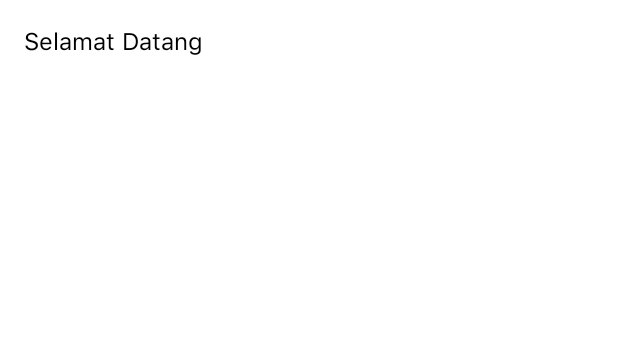
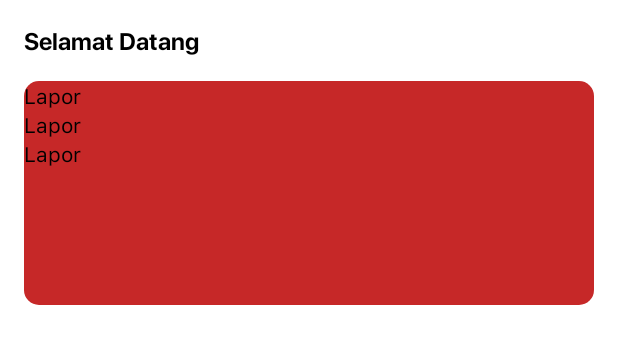
Before and after one commit to Bangkit-Academy-B21-CAP0237/MADANI, an Android app: the layout activity_main.xml on its own in the app's theme, with its tools: preview values and no code run, on a phone screen of 412 x 824 dp. Shown: the top 344 px of the screen. Run offline under Robolectric (Android 15) with nearby library versions, the phone set to English and light mode, and no system bars.

Commit message:
Regroup Package

```diff
--- a/app/src/main/AndroidManifest.xml
+++ b/app/src/main/AndroidManifest.xml
@@ -9,7 +9,7 @@
         android:roundIcon="@mipmap/ic_launcher_round"
         android:supportsRtl="true"
         android:theme="@style/Theme.MyApplication">
-        <activity android:name=".MainActivity">
+        <activity android:name=".home.MainActivity">
             <intent-filter>
                 <action android:name="android.intent.action.MAIN" />
 
--- a/app/src/main/java/com/b21cap0237/capstone/MainActivity.kt
+++ b/app/src/main/java/com/b21cap0237/capstone/home/MainActivity.kt
@@ -1,7 +1,8 @@
-package com.b21cap0237.capstone
+package com.b21cap0237.capstone.home
 
 import androidx.appcompat.app.AppCompatActivity
 import android.os.Bundle
+import com.b21cap0237.capstone.R
 
 class MainActivity : AppCompatActivity() {
     override fun onCreate(savedInstanceState: Bundle?) {
--- a/app/src/main/res/drawable/bg_btn.xml
+++ b/app/src/main/res/drawable/bg_btn.xml
@@ -1,5 +1,5 @@
 <?xml version="1.0" encoding="UTF-8"?>
 <shape xmlns:android="http://schemas.android.com/apk/res/android" android:id="@+id/listview_background_shape">
     <corners android:radius="10dp" />
-    <solid android:color="@color/red_dark" />
+    <solid android:color="@color/red_primary" />
 </shape>
--- a/app/src/main/res/drawable/bg_btn_nexr.xml
+++ b/app/src/main/res/drawable/bg_btn_next.xml
@@ -1,5 +1,5 @@
 <?xml version="1.0" encoding="UTF-8"?>
 <shape xmlns:android="http://schemas.android.com/apk/res/android" android:id="@+id/listview_background_shape">
     <corners android:radius="35dp" />
-    <solid android:color="@color/red_dark" />
+    <solid android:color="@color/red_primary" />
 </shape>
--- a/app/src/main/res/layout/activity_main.xml
+++ b/app/src/main/res/layout/activity_main.xml
@@ -4,19 +4,18 @@
     xmlns:tools="http://schemas.android.com/tools"
     android:layout_width="match_parent"
     android:layout_height="match_parent"
-    tools:context=".MainActivity">
+    tools:context=".home.MainActivity">
 <androidx.constraintlayout.widget.ConstraintLayout
     android:layout_width="match_parent"
     android:layout_height="match_parent"
     android:layout_marginRight="@dimen/m_16"
     android:layout_marginTop="@dimen/m_16"
     android:layout_marginLeft="@dimen/m_16">
-
     <TextView
         android:id="@+id/welcome"
         android:layout_width="match_parent"
         android:layout_height="wrap_content"
-        android:fontFamily="@font/sfpro_reguler"
+        android:fontFamily="@font/sfpro_bold"
         android:text="@string/selamat_datang"
         android:textColor="@color/black"
         android:textSize="@dimen/f_16"
@@ -24,6 +23,19 @@
         app:layout_constraintHorizontal_bias="0.0"
         app:layout_constraintStart_toStartOf="parent"
         app:layout_constraintTop_toTopOf="parent" />
+
+    <androidx.recyclerview.widget.RecyclerView
+        android:id="@+id/rv_menu"
+        android:layout_marginTop="@dimen/m_16"
+        android:layout_width="match_parent"
+        android:layout_height="149dp"
+        app:layout_constraintEnd_toEndOf="parent"
+        app:layout_constraintStart_toStartOf="parent"
+        android:background="@drawable/bg_btn"
+        app:layout_constraintTop_toBottomOf="@+id/welcome"
+        tools:listitem="@layout/item_menu"
+        app:layoutManager="androidx.recyclerview.widget.GridLayoutManager"/>
+
 </androidx.constraintlayout.widget.ConstraintLayout>
 
 
--- /dev/null
+++ b/app/src/main/res/layout/item_menu.xml
@@ -0,0 +1,21 @@
+<?xml version="1.0" encoding="utf-8"?>
+<androidx.constraintlayout.widget.ConstraintLayout xmlns:android="http://schemas.android.com/apk/res/android"
+    xmlns:app="http://schemas.android.com/apk/res-auto"
+    android:layout_width="wrap_content"
+    android:layout_height="wrap_content">
+
+
+
+    <TextView
+        android:id="@+id/tv_menu3"
+        android:layout_width="wrap_content"
+        android:layout_height="wrap_content"
+        android:fontFamily="@font/sfpro_reguler"
+        android:gravity="center"
+        android:text="@string/lapor"
+        android:textColor="@color/black"
+        android:textSize="@dimen/f_14"
+        app:layout_constraintEnd_toEndOf="@+id/btn_menu3"
+        app:layout_constraintStart_toStartOf="@+id/btn_menu3"
+        />
+</androidx.constraintlayout.widget.ConstraintLayout>
--- a/app/src/main/res/values/strings.xml
+++ b/app/src/main/res/values/strings.xml
@@ -1,4 +1,7 @@
 <resources>
     <string name="app_name">Madani</string>
     <string name="selamat_datang">Selamat Datang</string>
+    <string name="jalur_cepat">Jalur Cepat</string>
+    <string name="lapor">Lapor</string>
+    <string name="info_detail">Info Detail</string>
 </resources>
```
